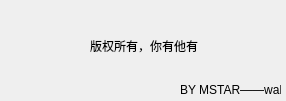
Before: the Qt Designer form versiondialog.ui in Eronwu/mmlogtool, drawn with Qt 5.
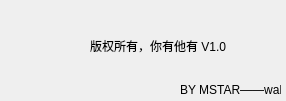
After: the same form once the commit is applied.

```diff
--- a/versiondialog.ui
+++ b/versiondialog.ui
@@ -23,7 +23,7 @@
     </rect>
    </property>
    <property name="text">
-    <string>版权所有，你有他有</string>
+    <string>版权所有，你有他有 V1.0</string>
    </property>
   </widget>
   <widget class="QLabel" name="label_2">
```
